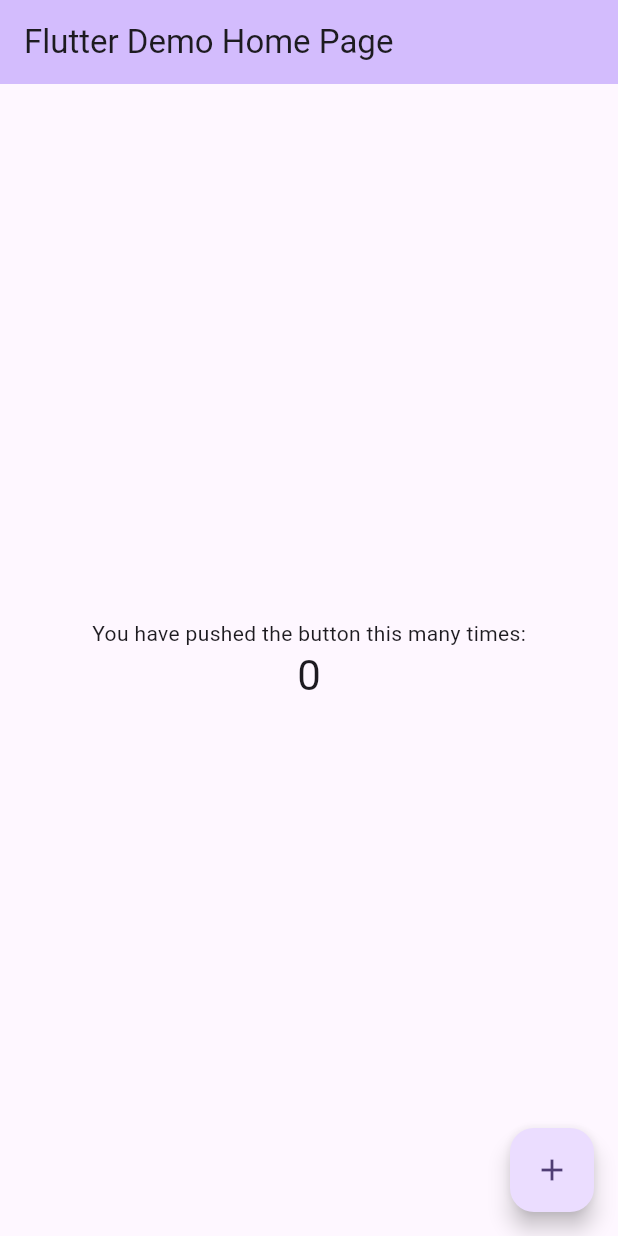
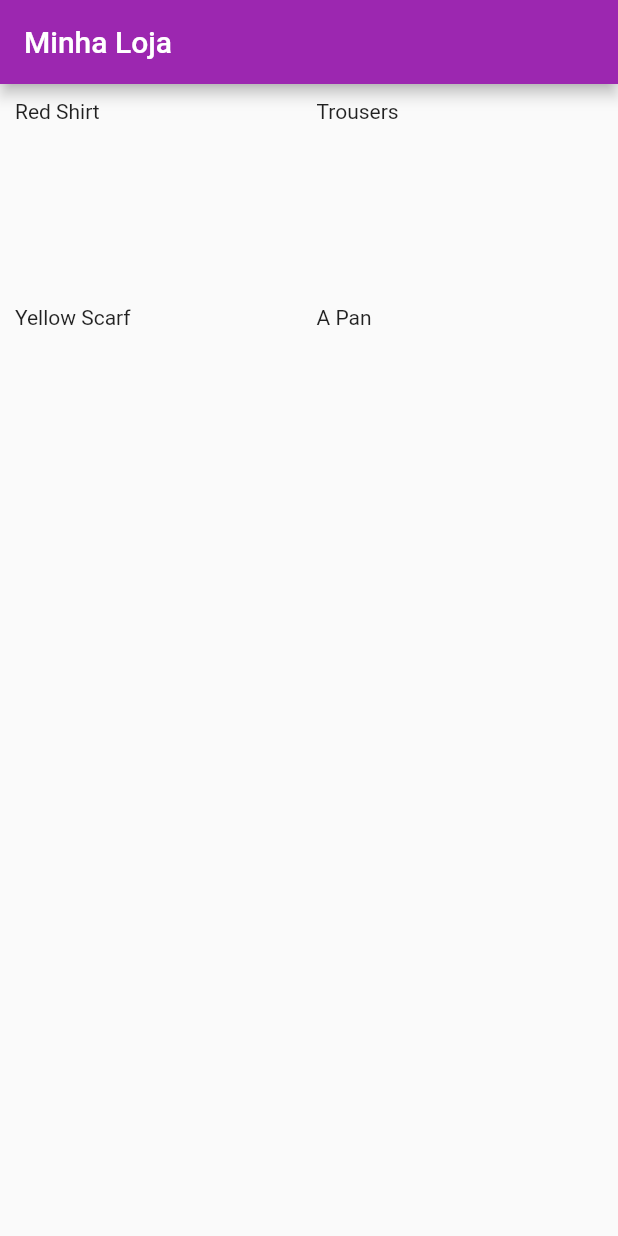
Before and after one commit to andrem4rks/shop-context-flutter-study-case, a Flutter app: the screen it shows after launch, on a phone screen of 412 x 824 dp. Run offline on Flutter 3.47's test engine with Material 2 defaults, Android fonts, the phone set to English and light mode, and no system bars.

Commit message:
cria grid de produtos

```diff
--- a/lib/main.dart
+++ b/lib/main.dart
@@ -1,4 +1,5 @@
 import 'package:flutter/material.dart';
+import 'package:shop/screens/product_overview_screen.dart';
 
 void main() {
   runApp(const MyApp());
@@ -7,119 +8,14 @@ void main() {
 class MyApp extends StatelessWidget {
   const MyApp({super.key});
 
-  // This widget is the root of your application.
   @override
   Widget build(BuildContext context) {
     return MaterialApp(
       title: 'Flutter Demo',
       theme: ThemeData(
-        // This is the theme of your application.
-        //
-        // TRY THIS: Try running your application with "flutter run". You'll see
-        // the application has a blue toolbar. Then, without quitting the app,
-        // try changing the seedColor in the colorScheme below to Colors.green
-        // and then invoke "hot reload" (save your changes or press the "hot
-        // reload" button in a Flutter-supported IDE, or press "r" if you used
-        // the command line to start the app).
-        //
-        // Notice that the counter didn't reset back to zero; the application
-        // state is not lost during the reload. To reset the state, use hot
-        // restart instead.
-        //
-        // This works for code too, not just values: Most code changes can be
-        // tested with just a hot reload.
-        colorScheme: ColorScheme.fromSeed(seedColor: Colors.deepPurple),
-        useMaterial3: true,
+        primarySwatch: Colors.purple,
       ),
-      home: const MyHomePage(title: 'Flutter Demo Home Page'),
+      home: ProductsOverviewScreen(),
     );
   }
 }
-
-class MyHomePage extends StatefulWidget {
-  const MyHomePage({super.key, required this.title});
-
-  // This widget is the home page of your application. It is stateful, meaning
-  // that it has a State object (defined below) that contains fields that affect
-  // how it looks.
-
-  // This class is the configuration for the state. It holds the values (in this
-  // case the title) provided by the parent (in this case the App widget) and
-  // used by the build method of the State. Fields in a Widget subclass are
-  // always marked "final".
-
-  final String title;
-
-  @override
-  State<MyHomePage> createState() => _MyHomePageState();
-}
-
-class _MyHomePageState extends State<MyHomePage> {
-  int _counter = 0;
-
-  void _incrementCounter() {
-    setState(() {
-      // This call to setState tells the Flutter framework that something has
-      // changed in this State, which causes it to rerun the build method below
-      // so that the display can reflect the updated values. If we changed
-      // _counter without calling setState(), then the build method would not be
-      // called again, and so nothing would appear to happen.
-      _counter++;
-    });
-  }
-
-  @override
-  Widget build(BuildContext context) {
-    // This method is rerun every time setState is called, for instance as done
-    // by the _incrementCounter method above.
-    //
-    // The Flutter framework has been optimized to make rerunning build methods
-    // fast, so that you can just rebuild anything that needs updating rather
-    // than having to individually change instances of widgets.
-    return Scaffold(
-      appBar: AppBar(
-        // TRY THIS: Try changing the color here to a specific color (to
-        // Colors.amber, perhaps?) and trigger a hot reload to see the AppBar
-        // change color while the other colors stay the same.
-        backgroundColor: Theme.of(context).colorScheme.inversePrimary,
-        // Here we take the value from the MyHomePage object that was created by
-        // the App.build method, and use it to set our appbar title.
-        title: Text(widget.title),
-      ),
-      body: Center(
-        // Center is a layout widget. It takes a single child and positions it
-        // in the middle of the parent.
-        child: Column(
-          // Column is also a layout widget. It takes a list of children and
-          // arranges them vertically. By default, it sizes itself to fit its
-          // children horizontally, and tries to be as tall as its parent.
-          //
-          // Column has various properties to control how it sizes itself and
-          // how it positions its children. Here we use mainAxisAlignment to
-          // center the children vertically; the main axis here is the vertical
-          // axis because Columns are vertical (the cross axis would be
-          // horizontal).
-          //
-          // TRY THIS: Invoke "debug painting" (choose the "Toggle Debug Paint"
-          // action in the IDE, or press "p" in the console), to see the
-          // wireframe for each widget.
-          mainAxisAlignment: MainAxisAlignment.center,
-          children: <Widget>[
-            const Text(
-              'You have pushed the button this many times:',
-            ),
-            Text(
-              '$_counter',
-              style: Theme.of(context).textTheme.headlineMedium,
-            ),
-          ],
-        ),
-      ),
-      floatingActionButton: FloatingActionButton(
-        onPressed: _incrementCounter,
-        tooltip: 'Increment',
-        child: const Icon(Icons.add),
-      ), // This trailing comma makes auto-formatting nicer for build methods.
-    );
-  }
-}
--- /dev/null
+++ b/lib/screens/product_overview_screen.dart
@@ -0,0 +1,31 @@
+import 'package:flutter/material.dart';
+import 'package:shop/data/dummy_data.dart';
+import 'package:shop/models/product.dart';
+
+class ProductsOverviewScreen extends StatelessWidget {
+  final List<Product> loadedProducts = dummyProducts;
+
+  ProductsOverviewScreen({super.key});
+
+  @override
+  Widget build(BuildContext context) {
+    return Scaffold(
+      appBar: AppBar(
+        title: const Text('Minha Loja'),
+      ),
+      body: Padding(
+        padding: const EdgeInsets.all(10.0),
+        child: GridView.builder(
+          itemCount: loadedProducts.length,
+          itemBuilder: (ctx, i) => Text(loadedProducts[i].title),
+          gridDelegate: const SliverGridDelegateWithFixedCrossAxisCount(
+            crossAxisCount: 2,
+            childAspectRatio: 3 / 2,
+            crossAxisSpacing: 10,
+            mainAxisSpacing: 10,
+          ),
+        ),
+      ),
+    );
+  }
+}
```
